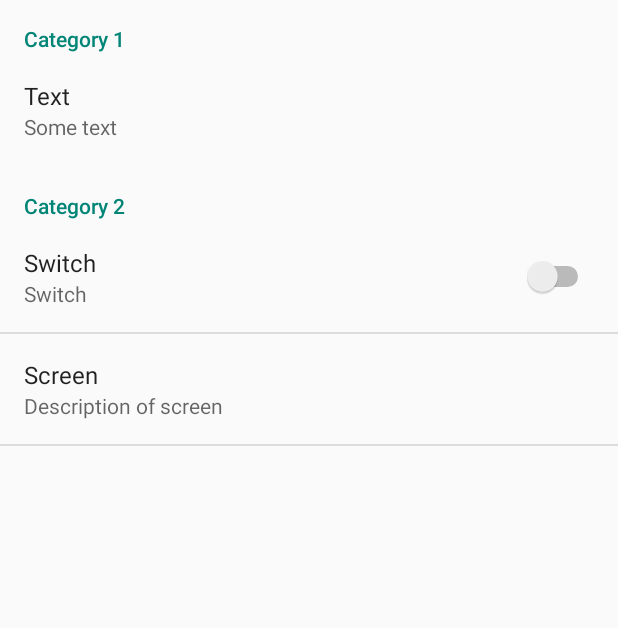
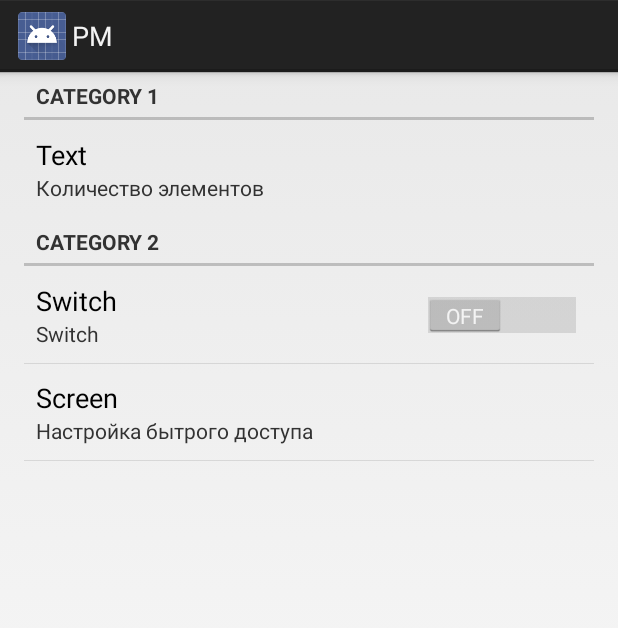
Before and after one commit to RougeOne/PustMemory, an Android app: the PrefsActivity screen opened directly, with no data from a screen before it, on a phone screen of 412 x 824 dp. Shown: the top 628 px of the screen. Run offline under Robolectric (Android 15) with nearby library versions, the phone set to English and light mode, and no system bars.

Commit message:
Prefs and login(only begining)

```diff
--- a/app/build.gradle
+++ b/app/build.gradle
@@ -6,7 +6,7 @@ android {
 
     defaultConfig {
         applicationId "com.redgrue.pm"
-        minSdkVersion 11
+        minSdkVersion 14
         targetSdkVersion 21
         versionCode 1
         versionName "1.0"
--- a/app/src/main/AndroidManifest.xml
+++ b/app/src/main/AndroidManifest.xml
@@ -10,7 +10,7 @@
         android:name=".AppMnemoNet"
         android:allowBackup="true"
         android:label="@string/app_name"
-        android:theme="@style/AppTheme">
+        android:theme="@style/Theme.TranslucentActionBar">
         <activity
             android:name=".activities.MainActivity"
             android:label="@string/app_name"
--- a/app/src/main/java/com/redgrue/pm/AppMnemoNet.java
+++ b/app/src/main/java/com/redgrue/pm/AppMnemoNet.java
@@ -16,6 +16,7 @@ public class AppMnemoNet extends Application {
     @Override
     public void onCreate() {
         super.onCreate();
+
         sInstance = this;
         mBus = new Bus();
     }
--- a/app/src/main/java/com/redgrue/pm/activities/MainActivity.java
+++ b/app/src/main/java/com/redgrue/pm/activities/MainActivity.java
@@ -41,6 +41,7 @@ public class MainActivity extends Activity {
     protected void onCreate(Bundle savedInstanceState) {
         super.onCreate(savedInstanceState);
         setContentView(R.layout.activity_main);
+
         fragmentManager = getFragmentManager();
 
         //Locking drawer
@@ -77,9 +78,9 @@ public class MainActivity extends Activity {
 
     @Override
     protected void onResume() {
-        super.onResume();
         AppMnemoNet.getInstance().getBus().register(this);
         Log.d(Log_TAG, "onResume");
+        super.onResume();
     }
 
     protected void onStop() {
--- a/app/src/main/java/com/redgrue/pm/activities/StartMemoryActivity.java
+++ b/app/src/main/java/com/redgrue/pm/activities/StartMemoryActivity.java
@@ -42,7 +42,7 @@ public class StartMemoryActivity extends Activity {
         mDrawerLayout.setDrawerLockMode(DrawerLayout.LOCK_MODE_LOCKED_CLOSED);
 
         mStatisticsDrawerFragment = (StatisticsDrawerFragment)
-                getFragmentManager().findFragmentById(R.id.navigation_drawer);
+                fragmentManager.findFragmentById(R.id.navigation_drawer);
                     mStatisticsDrawerFragment.setUp(
                                     R.id.navigation_drawer,
                                     (DrawerLayout) findViewById(R.id.statisticsDrawerLayout));
@@ -58,7 +58,7 @@ public class StartMemoryActivity extends Activity {
 
         fragmentManager
                 .beginTransaction()
-                .replace(R.id.containerStartMemoryActivity, new ShowCorrectNumbFragment(memoryAnswersContainer))
+                .add(R.id.containerStartMemoryActivity, new ShowCorrectNumbFragment(memoryAnswersContainer))
                 .commit();
         Log.i(Log_TAG, "onCreate");
     }
--- a/app/src/main/res/layout/fragment_drawer_statistics.xml
+++ b/app/src/main/res/layout/fragment_drawer_statistics.xml
@@ -1,7 +1,7 @@
 <?xml version="1.0" encoding="utf-8"?>
 <LinearLayout xmlns:android="http://schemas.android.com/apk/res/android"
     xmlns:tools="http://schemas.android.com/tools"
-    android:layout_width="match_parent"
+    android:layout_width="320dp"
     android:layout_height="match_parent"
     android:layout_margin="8dp"
     android:background="@drawable/drawer_statistics"
--- a/app/src/main/res/menu/menu_check_answers.xml
+++ b/app/src/main/res/menu/menu_check_answers.xml
@@ -4,7 +4,6 @@
 
     <item
         android:id="@+id/actionCheckResult"
-        android:actionLayout="@layout/view_menu_button_check"
         android:title="@string/item_check_result"
-        app:showAsAction="always" />
+        android:showAsAction="always" />
 </menu>
--- a/app/src/main/res/menu/menu_main_preferenses.xml
+++ b/app/src/main/res/menu/menu_main_preferenses.xml
@@ -2,9 +2,8 @@
 <menu xmlns:android="http://schemas.android.com/apk/res/android"
     xmlns:app="http://schemas.android.com/apk/res-auto">
     <item
+        android:title="setting"
         android:icon="@drawable/users_preference"
         android:id="@+id/actionMainPrefs"
-        android:actionLayout="@layout/view_menu_button_check"
-        android:title=""
-        app:showAsAction="always" />
+        android:showAsAction="always" />
 </menu>
--- a/app/src/main/res/menu/menu_skip_distracting.xml
+++ b/app/src/main/res/menu/menu_skip_distracting.xml
@@ -3,9 +3,8 @@
     xmlns:app="http://schemas.android.com/apk/res-auto">
 
     <item
-        android:actionLayout="@layout/view_menu_button_check"
         android:title="Skip"
         android:id="@+id/actionCheckResult"
-        app:showAsAction="always">
+        android:showAsAction="always">
     </item>
 </menu>
--- a/app/src/main/res/values/styles.xml
+++ b/app/src/main/res/values/styles.xml
@@ -1,8 +1,9 @@
+<?xml version="1.0" encoding="utf-8"?>
 <resources>
-
-    <!-- Base application theme. -->
-    <style name="AppTheme" parent="Theme.AppCompat.Light.DarkActionBar">
-        <item name="android:actionBarStyle">@color/fb_blue_main_dark</item>
+    <style name="Widget.ActionBar" parent="@android:style/Widget.Holo.Light.ActionBar.Solid.Inverse">
     </style>
 
+    <style name="Widget.ActionBar.Transparent">
+        <item name="android:background">@android:color/transparent</item>
+    </style>
 </resources>
--- a/app/src/main/res/values/themes.xml
+++ b/app/src/main/res/values/themes.xml
@@ -1,6 +1,13 @@
 <?xml version="1.0" encoding="utf-8"?>
 <resources>
-    <style name="FebomTheme" parent="Theme.AppCompat">
-        <item name="android:actionBarStyle">@color/fb_blue_main_dark</item>
+    <style name="Theme.TranslucentActionBar" parent="@android:style/Theme.Holo.Light.DarkActionBar">
+        <item name="android:actionBarStyle">@style/Widget.ActionBar</item>
+    </style>
+
+    <style name="Theme.TranslucentActionBar.ActionBar" />
+
+    <style name="Theme.TranslucentActionBar.ActionBar.Overlay">
+        <item name="android:actionBarStyle">@style/Widget.ActionBar.Transparent</item>
+        <item name="android:windowActionBarOverlay">true</item>
     </style>
 </resources>
--- a/app/src/main/res/xml/prefs.xml
+++ b/app/src/main/res/xml/prefs.xml
@@ -5,23 +5,23 @@
 
 
     <PreferenceCategory
-        android:key="categ1"
-        android:summary="Description of category 1"
+        android:key="default_settings"
+        android:summary="Настройка запоминания"
         android:title="Category 1">
 
         <EditTextPreference
-            android:dialogMessage="Some message"
-            android:dialogTitle="Input number"
+            android:dialogMessage="Введите колиество элементов"
+            android:dialogTitle=""
             android:inputType="number"
             android:key="editText"
-            android:summary="Some text"
+            android:summary="Количество элементов"
             android:title="Text" />
     </PreferenceCategory>
 
 
     <PreferenceCategory
-        android:key="categ2"
-        android:summary="Description of category 2"
+        android:key="Orientation changing"
+        android:summary="Изменение ориентации"
         android:title="Category 2">
         <SwitchPreference
             android:key="switch"
@@ -31,16 +31,9 @@
     </PreferenceCategory>
 
     <PreferenceScreen
-        android:key="screen"
-        android:summary="Description of screen"
+        android:key="Настройка бытрого доступа"
+        android:summary="Настройка бытрого доступа"
         android:title="Screen">
-
-        <PreferenceCategory
-            android:key="categ3"
-            android:summary="Description of category 3"
-            android:title="Category 3">
-
-        </PreferenceCategory>
     </PreferenceScreen>
 
 </PreferenceScreen>
```
Also changed, not shown: app/src/main/java/com/redgrue/pm/activities/PustPrefsActivity.java (+0 -8 lines), app/src/main/java/com/redgrue/pm/fragments/LoginFragment.java (+37 -14 lines).
